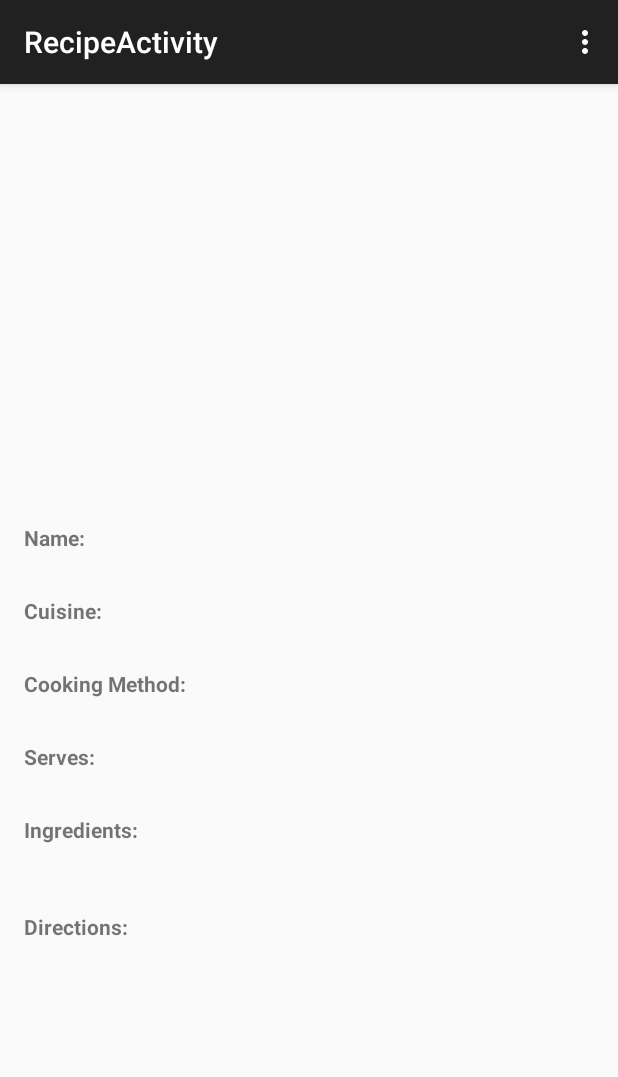
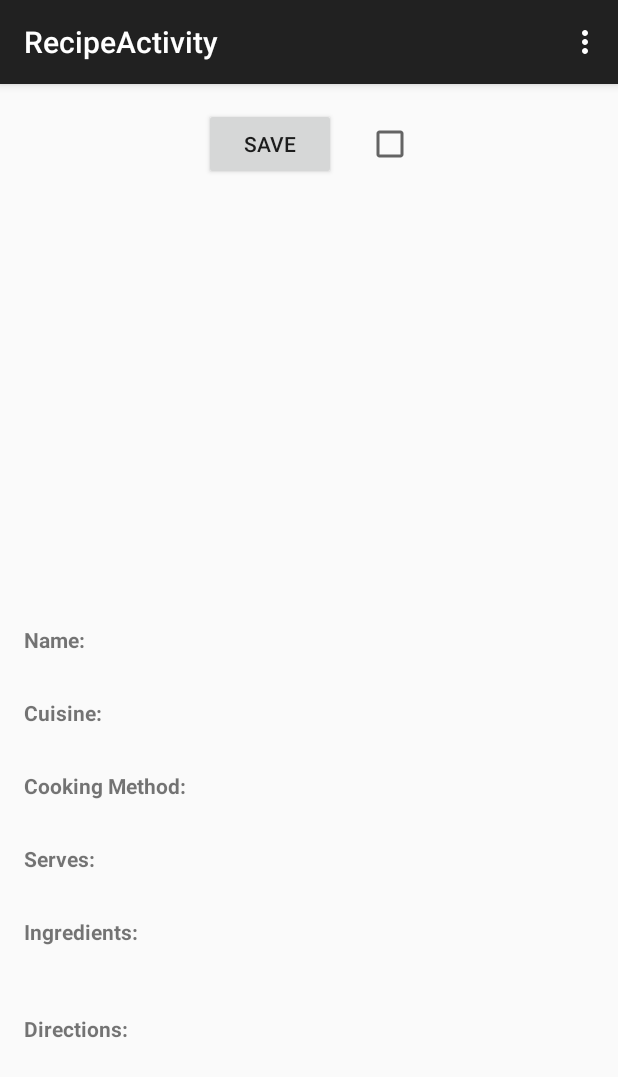
Before and after one commit to chenjr95/Google-CodeU, an Android app: the RecipeActivity screen opened directly, with no data from a screen before it, on a phone screen of 412 x 824 dp. Shown: the top 1077 px of the screen. Run offline under Robolectric (Android 15) with nearby library versions, the light colour scheme and no system bars; 15 statements that could not run were skipped.

Commit message:
added ui to recipe activity

```diff
--- a/RecipeFinder/app/src/main/java/com/example/android/recipefinder/RecipeActivity.java
+++ b/RecipeFinder/app/src/main/java/com/example/android/recipefinder/RecipeActivity.java
@@ -16,6 +16,8 @@ import android.util.Log;
 import android.view.Menu;
 import android.view.MenuItem;
 import android.view.View;
+import android.widget.Button;
+import android.widget.CheckBox;
 import android.widget.ImageView;
 import android.widget.TextView;
 
@@ -59,6 +61,18 @@ public class RecipeActivity extends ActionBarActivity {
         ingsView = (TextView) findViewById(R.id.ingredients_body);
         directionsView = (TextView) findViewById(R.id.directions_body);
         imgView = (ImageView) findViewById(R.id.image_body);
+
+        Button saveButton = (Button) findViewById(R.id.save_button);
+        CheckBox saveCheckbox = (CheckBox) findViewById(R.id.save_check);
+
+        saveButton.setOnClickListener(new View.OnClickListener() {
+            @Override
+            public void onClick(View v) {
+
+
+            }
+        });
+
 
         recipeView = findViewById(R.id.recipe_view);
         progressView = findViewById(R.id.progress_view);
--- a/RecipeFinder/app/src/main/res/layout/activity_recipe.xml
+++ b/RecipeFinder/app/src/main/res/layout/activity_recipe.xml
@@ -16,8 +16,28 @@
     <ScrollView android:id="@+id/recipe_view" android:layout_width="match_parent"
         android:layout_height="match_parent">
 
-        <LinearLayout android:id="@+id/second_linear" android:layout_width="match_parent"
+        <LinearLayout android:id="@+id/third_linear" android:layout_width="match_parent"
             android:layout_height="wrap_content" android:orientation="vertical">
+
+            <LinearLayout
+                android:layout_width="wrap_content"
+                android:layout_height="wrap_content"
+                android:layout_gravity="center_horizontal"
+                android:layout_marginBottom="30px"
+                android:orientation="horizontal">
+                <Button
+                    android:layout_width="wrap_content"
+                    android:layout_height="wrap_content"
+                    android:id="@+id/save_button"
+                    android:text="Save"/>
+
+                <CheckBox
+                    android:layout_width="wrap_content"
+                    android:layout_height="wrap_content"
+                    android:id="@+id/save_check"
+                    android:layout_marginLeft="30px"/>
+
+            </LinearLayout>
 
              <ImageView
                 android:id="@+id/image_body"
```
